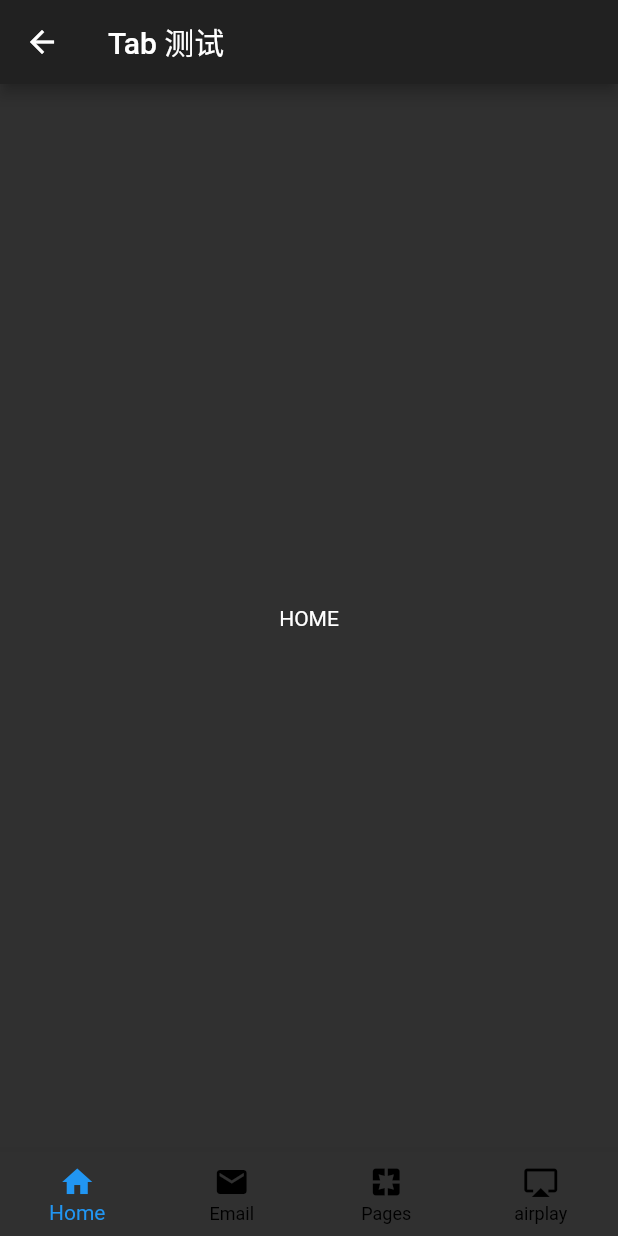
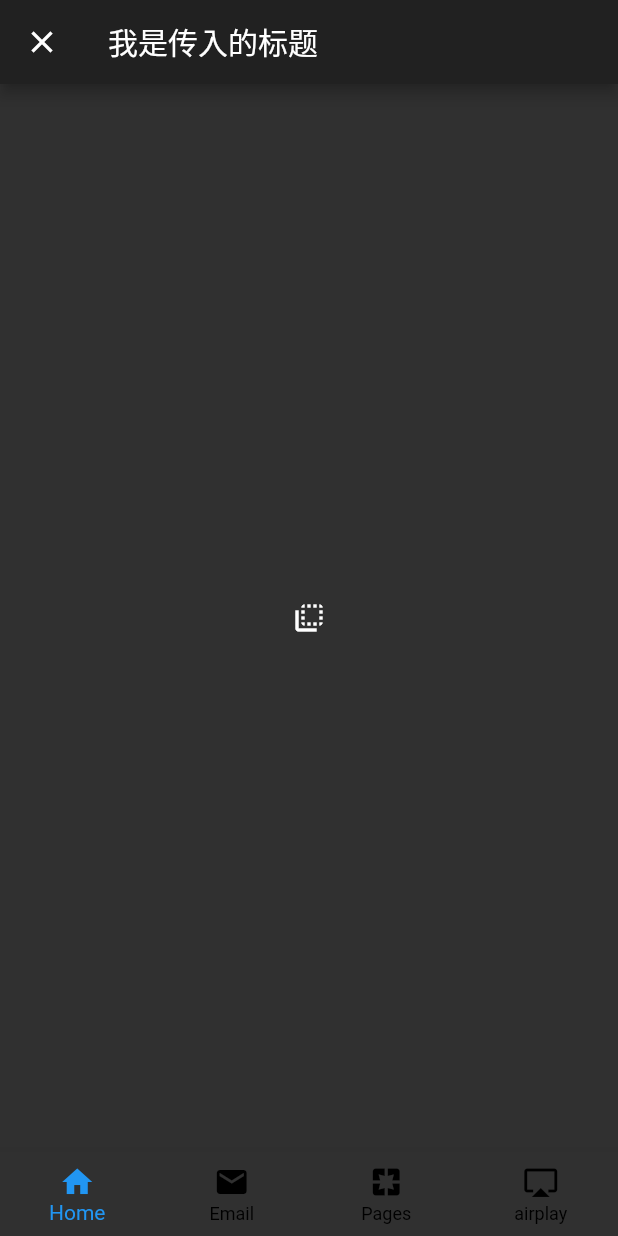
Before and after one commit to ChangerHe/HelloFlutter, a Flutter app: the IndexRoutesPage screen opened directly, item 5 of the bottom bar chosen, after a tap on "普通底部导航栏", on a phone screen of 412 x 824 dp. Run offline on Flutter 3.47's test engine with Material 2 defaults, Android fonts, the phone set to English and light mode, and no system bars.

Commit message:
feat: add route back throw data demo

```diff
--- a/lib/pages/index_route/index_route.dart
+++ b/lib/pages/index_route/index_route.dart
@@ -1,5 +1,6 @@
 import 'package:flutter/material.dart';
 import 'package:flutter/cupertino.dart';
+
 import 'package:hello_flutter/pages/panel_cart/panel_cart.dart';
 import 'package:hello_flutter/pages/panel_categories/panel_categories.dart';
 import 'package:hello_flutter/pages/panel_examples/panel_examples.dart';
--- a/lib/pages/page_splash_screen/page_splash_screen.dart
+++ b/lib/pages/page_splash_screen/page_splash_screen.dart
@@ -22,6 +22,10 @@ class _SplashScreenState extends State<SplashScreen> with SingleTickerProviderSt
         Navigator.of(context).pushAndRemoveUntil(
           MaterialPageRoute(
             builder: (context) => IndexRoutesPage(),
+            settings: RouteSettings(isInitialRoute: true, name: 'index_route'),
+            // maintainState: false,
+            // 设置为底部往上弹的效果
+            fullscreenDialog: true
           ),
           (route) => route == null,
         );
--- a/lib/pages/page_tab/home_screen.dart
+++ b/lib/pages/page_tab/home_screen.dart
@@ -8,7 +8,12 @@ class TabHomeScreen extends StatelessWidget {
       //   title: Text('HOME'),
       // ),
       body: Center(
-        child: Text('HOME'),
+        child: FlatButton(
+          child: Icon(Icons.flip_to_back),
+          onPressed: () {
+            Navigator.pop(context, '我是返回值');
+          },
+        ),
       ),
     );
   }
--- a/lib/pages/page_tab/page_tab.dart
+++ b/lib/pages/page_tab/page_tab.dart
@@ -2,14 +2,26 @@ import 'package:flutter/material.dart';
 import 'package:hello_flutter/pages/page_tab/bottom_navigation_widget.dart';
 
 class PageTab extends StatelessWidget {
+  PageTab(this.text);
+  final String text;
   @override
   Widget build(BuildContext context) {
     return Scaffold(
       appBar: AppBar(
-        title: Text('Tab 测试'),
+        title: Text(text),
       ),
+      // body: Wrap(
+      //   children: <Widget>[
+      //     FlatButton(
+      //       onPressed: () {
+      //         Navigator.pop(context, '我是传递的返回值');
+      //       },
+      //       child: Icon(Icons.add),
+      //     ),
+      //     BottomNavigationWidget(),
+      //   ],
+      // ),
       body: BottomNavigationWidget(),
-
     );
   }
 }
--- a/lib/pages/panel_examples/panel_examples.dart
+++ b/lib/pages/panel_examples/panel_examples.dart
@@ -23,11 +23,16 @@ class PanelExamples extends StatelessWidget {
               ),
               subtitle: Text('底部导航栏示例'),
               leading: Icon(Icons.tab_unselected),
-              onTap: () {
-                Navigator.push(
+              onTap: () async {
+                var result = await Navigator.push(
                   context,
-                  MaterialPageRoute(builder: (context) => PageTab()),
+                  MaterialPageRoute(
+                    builder: (context) => PageTab('我是传入的标题'),
+                    fullscreenDialog: true,
+                  ),
                 );
+
+                print(result);
               },
               // selected: true,
             ),
@@ -83,7 +88,9 @@ class PanelExamples extends StatelessWidget {
               onTap: () {
                 Navigator.push(
                   context,
-                  MaterialPageRoute(builder: (context) => PageKeepTabAlive()),
+                  MaterialPageRoute(
+                      builder: (context) => PageKeepTabAlive(),
+                      settings: RouteSettings()),
                 );
               },
             ),
```
